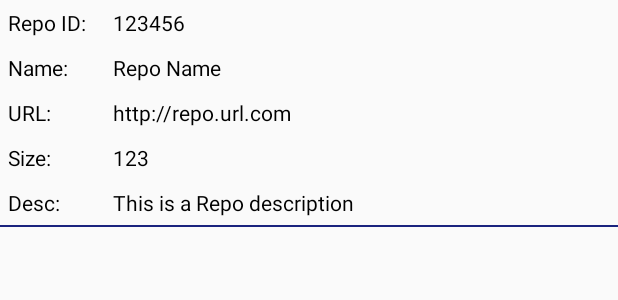
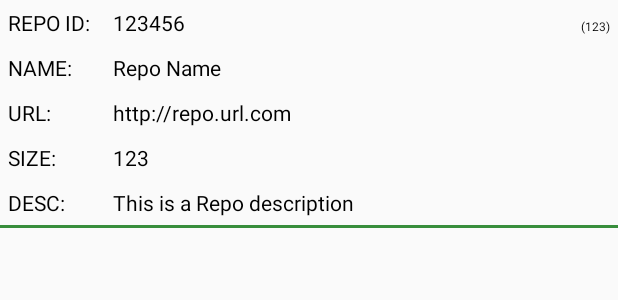
Before and after one commit to AntonioVitiello/JPostNetworking, an Android app: the layout repo_list_item.xml on its own in the app's theme, with its tools: preview values and no code run, on a phone screen of 412 x 824 dp. Shown: the top 300 px of the screen. Run offline under Robolectric (Android 15) with nearby library versions, the phone set to English and light mode, and no system bars.

Commit message:
Corretto problema di Context/Theme
Corretto problema di Context/Theme

```diff
--- a/app/src/main/AndroidManifest.xml
+++ b/app/src/main/AndroidManifest.xml
@@ -12,7 +12,7 @@
         android:label="@string/app_name"
         android:roundIcon="@mipmap/ic_launcher_round"
         android:supportsRtl="true"
-        android:theme="@style/AppThemeBlue">
+        android:theme="@style/AppThemeGreen">
         <activity android:name="com.example.jpost.networking.MainActivity">
             <intent-filter>
                 <action android:name="android.intent.action.MAIN" />
--- a/app/src/main/java/com/example/jpost/networking/RepoListAdapter.java
+++ b/app/src/main/java/com/example/jpost/networking/RepoListAdapter.java
@@ -61,6 +61,7 @@ public class RepoListAdapter extends BaseAdapter {
         holder.repoUrlTxt = (TextView)convertView.findViewById(R.id.repoUrlTxt);
         holder.repoSizeTxt = (TextView)convertView.findViewById(R.id.repoSizeTxt);
         holder.repoDescTxt = (TextView)convertView.findViewById(R.id.repoDescTxt);
+        holder.repoCounterTxt = (TextView)convertView.findViewById(R.id.repoCounterTxt);
 
         GitRepo repo = mGitRepoList.get(position);
         holder.position = position;
@@ -69,6 +70,7 @@ public class RepoListAdapter extends BaseAdapter {
         holder.repoUrlTxt.setText(repo.getUrl());
         holder.repoSizeTxt.setText(String.valueOf(repo.getSize()));
         holder.repoDescTxt.setText(String.valueOf(repo.getDescription()));
+        holder.repoCounterTxt.setText("(" + (position + 1) + ")");
 
         return convertView;
     }
@@ -80,6 +82,7 @@ public class RepoListAdapter extends BaseAdapter {
         TextView repoSizeTxt;
         TextView repoDescTxt;
         int position;
+        public TextView repoCounterTxt;
 
         public ViewHolder(View itemView) {
             itemView.setOnClickListener(this);
@@ -87,7 +90,7 @@ public class RepoListAdapter extends BaseAdapter {
 
         @Override
         public void onClick(View itemView) {
-            Toast.makeText(mContext, "List item index = " + (position + 1) + " of " + mGitRepoList.size(), Toast.LENGTH_LONG).show();
+            Toast.makeText(mContext, "List item index = " + (position + 1) + " of " + mGitRepoList.size(), Toast.LENGTH_SHORT).show();
         }
     }
 
--- /dev/null
+++ b/app/src/main/res/drawable/line_divider.xml
@@ -0,0 +1,5 @@
+<?xml version="1.0" encoding="utf-8"?>
+<shape xmlns:android="http://schemas.android.com/apk/res/android">
+    <solid android:color="?attr/colorPrimary"/>
+    <size android:height="3dp" />
+</shape>
--- a/app/src/main/res/layout/repo_list_item.xml
+++ b/app/src/main/res/layout/repo_list_item.xml
@@ -11,6 +11,9 @@
         <TextView style="@style/valueFormat"
             android:id="@+id/repoIdTxt"
             tools:text="123456"/>
+        <TextView style="@style/counterFormat"
+            android:id="@+id/repoCounterTxt"
+            tools:text="(123)"/>
     </LinearLayout>
 
     <LinearLayout style="@style/layoutFormat">
@@ -48,9 +51,16 @@
     <!--Divider item separator-->
     <View
         android:layout_width="match_parent"
-        android:layout_height="1dp"
+        android:layout_height="2dp"
         android:background="?attr/colorPrimary"/>
-        <!--android:background="?android:attr/colorAccent"/>-->
+
+    <!--funzionano anche questi:-->
+        <!--style="@style/line_divider"/>-->
+        <!--style="?attr/lineDivider"/>-->
         <!--android:background="@color/darkGray"/>-->
 
+
+    <!--see: https://mobikul.com/create-custom-attributes-reference-color-style-xml-android/-->
+    <!--see: http://www.sherif.mobi/2012/12/applying-style-to-views-dynamically-in.html-->
+
 </LinearLayout>
--- /dev/null
+++ b/app/src/main/res/values/attrs.xml
@@ -0,0 +1,4 @@
+<?xml version="1.0" encoding="utf-8"?>
+<resources>
+    <attr name="lineDivider" format="reference" />
+</resources>
--- a/app/src/main/res/values/colors.xml
+++ b/app/src/main/res/values/colors.xml
@@ -2,22 +2,22 @@
 <resources>
     <color name="bluePrimary">#1a237e</color>
     <color name="bluePrimaryDark">#000051</color>
-    <color name="bluePrimaryText">#ffffff</color>
+    <color name="bluePrimaryText">#ff0000</color>
     <color name="blueAccent">#534bae</color>
 
     <color name="redPrimary">#b71c1c</color>
     <color name="redPrimaryDark">#7f0000</color>
-    <color name="redPrimaryText">#5f04d7</color>
+    <color name="redPrimaryText">#33f902</color>
     <color name="redAccent">#f05545</color>
 
     <color name="yellowPrimary">#fdd835</color>
     <color name="yellowPrimaryDark">#c6a700</color>
-    <color name="yellowPrimaryText">#700202</color>
+    <color name="yellowPrimaryText">#000dff</color>
     <color name="yellowAccent">#ffff6b</color>
 
     <color name="greenPrimary">#388e3c</color>
     <color name="greenPrimaryDark">#00600f</color>
-    <color name="greenPrimaryText">#f9b702</color>
+    <color name="greenPrimaryText">#f9ec06</color>
     <color name="greenAccent">#6abf69</color>
 
     <color name="darkGray">#4d4c4c</color>
--- a/app/src/main/res/values/styles.xml
+++ b/app/src/main/res/values/styles.xml
@@ -1,10 +1,13 @@
 <resources>
-    <!-- Blue Base application theme. -->
-    <style name="AppThemeBlue" parent="Theme.AppCompat.Light.DarkActionBar">
-        <item name="colorPrimary">@color/bluePrimary</item>
-        <item name="colorPrimaryDark">@color/bluePrimaryDark</item>
-        <item name="colorAccent">@color/blueAccent</item>
-        <item name="android:textColor">@color/bluePrimaryText</item>
+    <!-- Green Base application theme. -->
+    <style name="AppThemeGreen" parent="Theme.AppCompat.Light.DarkActionBar">
+        <item name="colorPrimary">@color/greenPrimary</item>
+        <item name="colorPrimaryDark">@color/greenPrimaryDark</item>
+        <item name="colorAccent">@color/greenAccent</item>
+        <item name="titleTextColor">@color/greenPrimaryText</item>
+        <item name="colorButtonNormal">@color/greenPrimaryDark</item>
+        <item name="android:textColor">@color/greenPrimaryText</item>
+        <item name="lineDivider">@style/line_divider</item>
     </style>
 
     <!-- Red Base application theme. -->
@@ -12,7 +15,10 @@
         <item name="colorPrimary">@color/redPrimary</item>
         <item name="colorPrimaryDark">@color/redPrimaryDark</item>
         <item name="colorAccent">@color/redAccent</item>
+        <item name="titleTextColor">@color/redPrimaryText</item>
+        <item name="colorButtonNormal">@color/redPrimaryDark</item>
         <item name="android:textColor">@color/redPrimaryText</item>
+        <item name="lineDivider">@style/line_divider</item>
     </style>
 
     <!-- Yellow Base application theme. -->
@@ -20,38 +26,61 @@
         <item name="colorPrimary">@color/yellowPrimary</item>
         <item name="colorPrimaryDark">@color/yellowPrimaryDark</item>
         <item name="colorAccent">@color/yellowAccent</item>
+        <item name="titleTextColor">@color/yellowPrimaryText</item>
+        <item name="colorButtonNormal">@color/yellowPrimaryDark</item>
         <item name="android:textColor">@color/yellowPrimaryText</item>
+        <item name="lineDivider">@style/line_divider</item>
     </style>
 
-    <!-- Green Base application theme. -->
-    <style name="AppThemeGreen" parent="Theme.AppCompat.Light.DarkActionBar">
-        <item name="colorPrimary">@color/greenPrimary</item>
-        <item name="colorPrimaryDark">@color/greenPrimaryDark</item>
-        <item name="colorAccent">@color/greenAccent</item>
-        <item name="android:textColor">@color/greenPrimaryText</item>
+    <!-- Blue Base application theme. -->
+    <style name="AppThemeBlue" parent="Theme.AppCompat.Light.DarkActionBar">
+        <item name="colorPrimary">@color/bluePrimary</item>
+        <item name="colorPrimaryDark">@color/bluePrimaryDark</item>
+        <item name="colorAccent">@color/blueAccent</item>
+        <item name="titleTextColor">@color/bluePrimaryText</item>
+        <item name="colorButtonNormal">@color/bluePrimaryDark</item>
+        <item name="android:textColor">@color/bluePrimaryText</item>
+        <item name="lineDivider">@style/line_divider</item>
     </style>
 
-
-    <style name="labelFormat">
-        <item name="android:layout_width">wrap_content</item>
-        <item name="android:layout_height">wrap_content</item>
-        <item name="android:textColor">@android:color/black</item>
-        <item name="android:textSize">14sp</item>
-        <item name="android:minWidth">60sp</item>
-    </style>
-
-    <style name="valueFormat">
+    <style name="line_divider">
         <item name="android:layout_width">match_parent</item>
-        <item name="android:layout_height">wrap_content</item>
-        <item name="android:textColor">@android:color/black</item>
-        <item name="android:textSize">14sp</item>
-        <item name="android:layout_marginLeft">10dp</item>
+        <item name="android:layout_height">4dp</item>
+        <item name="android:background">@drawable/line_divider</item>
     </style>
 
     <style name="layoutFormat">
         <item name="android:layout_width">match_parent</item>
         <item name="android:layout_height">wrap_content</item>
         <item name="android:orientation">horizontal</item>
-        <item name="android:padding">5dp</item>
+        <item name="android:layout_margin">5dp</item>
     </style>
+
+    <style name="labelFormat">
+        <item name="android:layout_width">wrap_content</item>
+        <item name="android:layout_height">wrap_content</item>
+        <item name="android:textColor">@android:color/black</item>
+        <item name="android:textAppearance">?android:attr/textAppearanceSmall</item>
+        <item name="android:minWidth">60sp</item>
+        <item name="textAllCaps">true</item>
+    </style>
+
+    <style name="valueFormat">
+        <item name="android:layout_width">wrap_content</item>
+        <item name="android:layout_height">wrap_content</item>
+        <item name="android:textColor">@android:color/black</item>
+        <item name="android:textAppearance">?android:attr/textAppearanceSmall</item>
+        <item name="android:layout_marginLeft">10dp</item>
+        <item name="textAllCaps">false</item>
+    </style>
+
+    <style name="counterFormat">
+        <item name="android:layout_width">match_parent</item>
+        <item name="android:layout_height">wrap_content</item>
+        <item name="android:textColor">@android:color/black</item>
+        <item name="android:textSize">8sp</item>
+        <item name="android:gravity">right|top</item>
+        <item name="android:layout_gravity">right|top</item>
+    </style>
+
 </resources>
```
Also changed, not shown: app/src/main/java/com/example/jpost/networking/MainActivity.java (+5 -3 lines).
